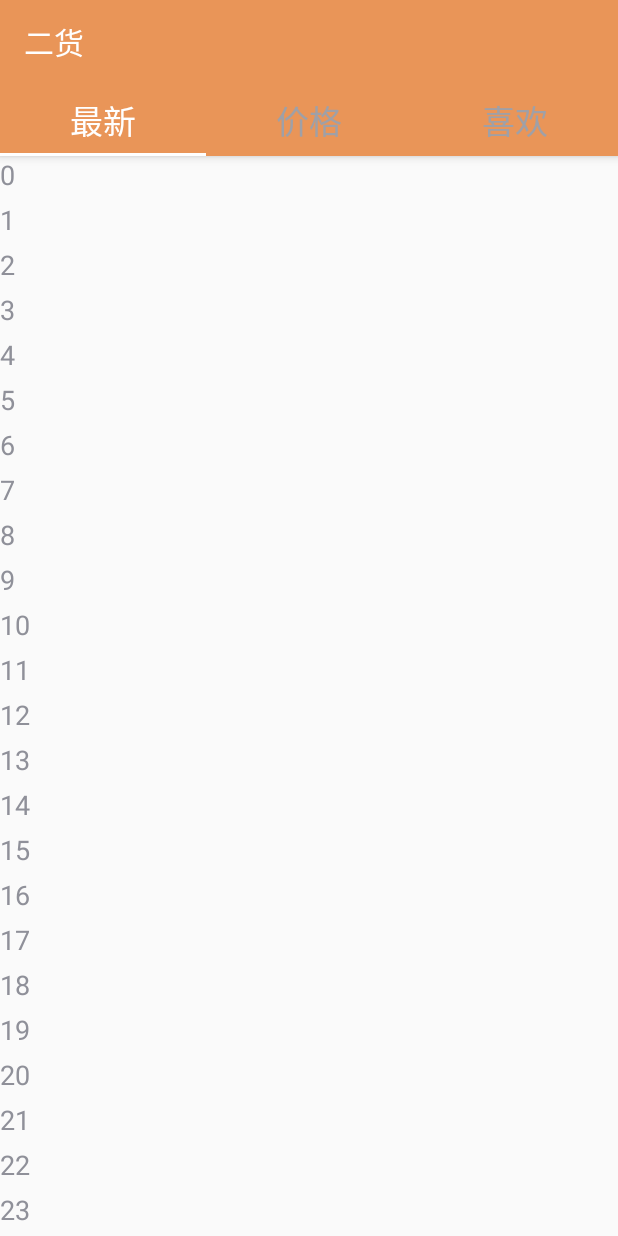
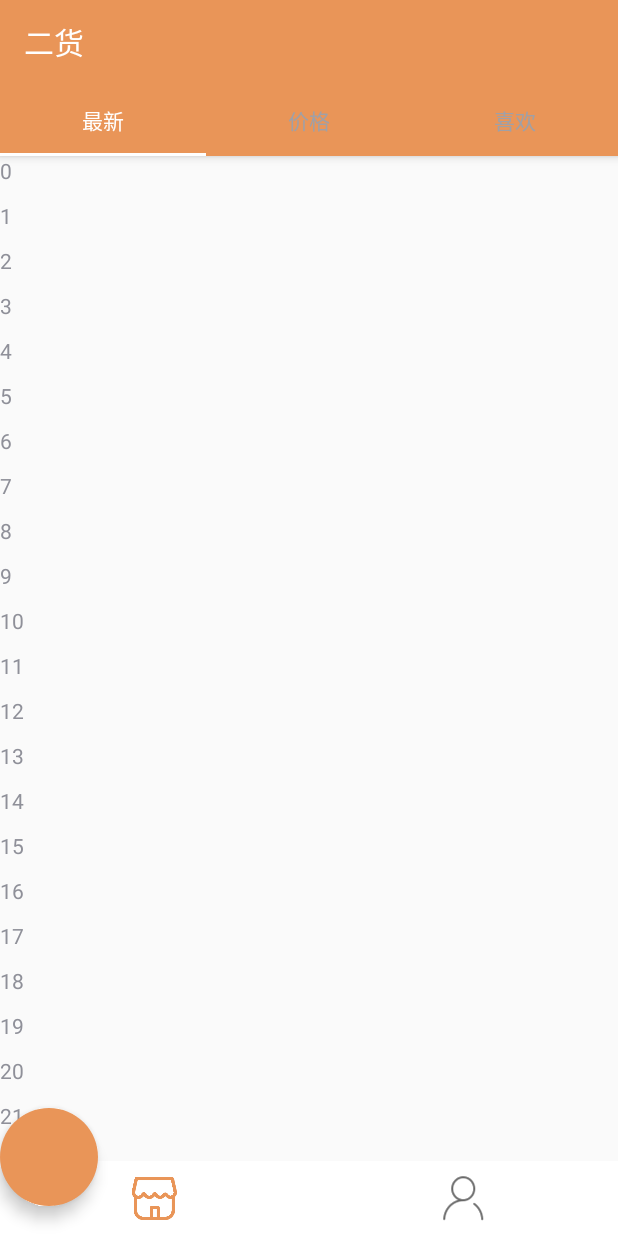
Before and after one commit to TOTOROYang/ErHuo, an Android app: the MainActivity screen opened directly, with no data from a screen before it, on a phone screen of 412 x 824 dp. Run offline under Robolectric (Android 15) with nearby library versions, the phone set to English and light mode, and no system bars; our stand-ins replace ButterKnife; libraries missing offline, so code that uses them is left out: rx.android.schedulers.

Commit message:
add main bottom

```diff
--- a/app/src/main/java/com/htu/erhuo/MainActivity.java
+++ b/app/src/main/java/com/htu/erhuo/MainActivity.java
@@ -3,10 +3,13 @@ package com.htu.erhuo;
 import android.graphics.Color;
 import android.os.Bundle;
 import android.support.design.widget.CoordinatorLayout;
+import android.support.design.widget.FloatingActionButton;
 import android.support.design.widget.TabLayout;
 import android.support.v4.view.ViewPager;
 import android.support.v7.widget.Toolbar;
 import android.util.Log;
+import android.view.View;
+import android.widget.ImageView;
 
 import com.google.gson.Gson;
 import com.htu.erhuo.entity.MovieEntity;
@@ -17,6 +20,7 @@ import com.htu.erhuo.ui.fragment.MyFragment;
 
 import butterknife.BindView;
 import butterknife.ButterKnife;
+import butterknife.OnClick;
 import rx.Subscriber;
 import rx.android.schedulers.AndroidSchedulers;
 
@@ -30,6 +34,13 @@ public class MainActivity extends BaseActivity {
     ViewPager viewPage;
     @BindView(R.id.activity_main)
     CoordinatorLayout activityMain;
+    @BindView(R.id.fab_create)
+    FloatingActionButton fabCreate;
+    @BindView(R.id.iv_main)
+    ImageView ivMain;
+    @BindView(R.id.iv_me)
+    ImageView ivMe;
+
 
     @Override
     protected void onCreate(Bundle savedInstanceState) {
@@ -40,29 +51,39 @@ public class MainActivity extends BaseActivity {
         initUiAndData();
     }
 
-    /** *
-     初始化话界面和数据
+    /**
+     * 初始化话界面和数据
      */
     private void initUiAndData() {
         toolBar.setTitleTextColor(Color.WHITE);
         setSupportActionBar(toolBar);
-        //初始化ViewPager的 Aapter 代码会在后面贴
         MyViewPagerAdapter adapter = new MyViewPagerAdapter(getSupportFragmentManager());
-        //为Adapter添加Aapter和标题
-        adapter.addFragment(new MyFragment(),"最新");
-        adapter.addFragment(new MyFragment(),"价格");
-        adapter.addFragment(new MyFragment(),"喜欢");
-        //为ViewPager绑定Adapter
+        adapter.addFragment(new MyFragment(), "最新");
+        adapter.addFragment(new MyFragment(), "价格");
+        adapter.addFragment(new MyFragment(), "喜欢");
         viewPage.setAdapter(adapter);
-        //为TabLayout添加标签，注意这里我们传入了标签名称，但demo运行时显示的标签名称并不是我们添加的，那么为什么呢？卖个官子...
-        tabLayout.addTab(tabLayout.newTab().setText("one_"));
-        tabLayout.addTab(tabLayout.newTab().setText("two_"));
-        tabLayout.addTab(tabLayout.newTab().setText("three_"));
-        tabLayout.addTab(tabLayout.newTab().setText("three_"));
-        //给tabLayout设置ViewPage，如果设置关联了ViewPage，那么ViewPagAdapter中getPageTitle返回的就是Tab上标题(上面疑问的回答)
-        //为ViewPager 和TableLayout进行绑定，从而实现滑动标签切换Fragment的目的
         tabLayout.setupWithViewPager(viewPage);
+
     }
+
+    @OnClick({R.id.fab_create
+            , R.id.iv_main
+            , R.id.iv_me
+    })
+    void clickFabCreate(View v) {
+        switch (v.getId()) {
+            case R.id.fab_create:
+                Log.d("yzw", "create");
+                break;
+            case R.id.iv_main:
+                Log.d("yzw", "main");
+                break;
+            case R.id.iv_me:
+                Log.d("yzw", "me");
+                break;
+        }
+    }
+
 
     private void test() {
 
--- /dev/null
+++ b/app/src/main/java/com/htu/erhuo/ui/ScrollAwareFABBehavior.java
@@ -0,0 +1,47 @@
+package com.htu.erhuo.ui;
+
+import android.content.Context;
+import android.os.Build;
+import android.support.design.widget.CoordinatorLayout;
+import android.support.design.widget.FloatingActionButton;
+import android.support.v4.view.ViewCompat;
+import android.support.v4.view.ViewPropertyAnimatorListener;
+import android.support.v4.view.animation.FastOutSlowInInterpolator;
+import android.util.AttributeSet;
+import android.view.View;
+import android.view.ViewGroup;
+import android.view.animation.Interpolator;
+
+/**
+ * Description
+ * Created by yzw on 2017/2/20.
+ */
+
+public class ScrollAwareFABBehavior extends FloatingActionButton.Behavior {
+
+    public ScrollAwareFABBehavior(Context context, AttributeSet attrs) {
+        super();
+    }
+
+    @Override
+    public boolean onStartNestedScroll(final CoordinatorLayout coordinatorLayout, final FloatingActionButton child,
+                                       final View directTargetChild, final View target, final int nestedScrollAxes) {
+        // Ensure we react to vertical scrolling
+        return nestedScrollAxes == ViewCompat.SCROLL_AXIS_VERTICAL
+                || super.onStartNestedScroll(coordinatorLayout, child, directTargetChild, target, nestedScrollAxes);
+    }
+
+    @Override
+    public void onNestedScroll(final CoordinatorLayout coordinatorLayout, final FloatingActionButton child,
+                               final View target, final int dxConsumed, final int dyConsumed,
+                               final int dxUnconsumed, final int dyUnconsumed) {
+        super.onNestedScroll(coordinatorLayout, child, target, dxConsumed, dyConsumed, dxUnconsumed, dyUnconsumed);
+        if (dyConsumed > 0 && child.getVisibility() == View.VISIBLE) {
+            // User scrolled down and the FAB is currently visible -> hide the FAB
+            child.hide();
+        } else if (dyConsumed < 0 && child.getVisibility() != View.VISIBLE) {
+            // User scrolled up and the FAB is currently not visible -> show the FAB
+            child.show();
+        }
+    }
+}
--- a/app/src/main/java/com/htu/erhuo/ui/fragment/MyFragment.java
+++ b/app/src/main/java/com/htu/erhuo/ui/fragment/MyFragment.java
@@ -23,6 +23,7 @@ import butterknife.ButterKnife;
 public class MyFragment extends Fragment {
     @BindView(R.id.recyclerView)
     RecyclerView recyclerView;
+
     @Nullable
     @Override
     public View onCreateView(LayoutInflater inflater, @Nullable ViewGroup container, @Nullable Bundle savedInstanceState) {
@@ -31,6 +32,7 @@ public class MyFragment extends Fragment {
         initUIAndData();
         return view;
     }
+
     private void initUIAndData() {
         RecyclerAdapter adapter = new RecyclerAdapter(getActivity().getApplicationContext());
         recyclerView.setLayoutManager(new LinearLayoutManager(getActivity()));
--- a/app/src/main/res/layout/activity_main.xml
+++ b/app/src/main/res/layout/activity_main.xml
@@ -30,11 +30,24 @@
             app:tabIndicatorColor="@color/white"
             app:tabMode="fixed"
             app:tabSelectedTextColor="@color/white"
-            app:tabTextAppearance="@android:style/TextAppearance.Holo.Large"
+            app:tabTextAppearance="@android:style/TextAppearance.Holo.Small"
             app:tabTextColor="@color/gray">
 
         </android.support.design.widget.TabLayout>
     </android.support.design.widget.AppBarLayout>
+
+    <android.support.design.widget.FloatingActionButton
+        android:id="@+id/fab_create"
+        android:layout_width="65dp"
+        android:layout_height="65dp"
+        android:layout_gravity="bottom"
+        android:layout_marginBottom="20dp"
+        app:backgroundTint="@color/colorPrimary"
+        app:borderWidth="0dp"
+        app:elevation="6dp"
+        app:layout_behavior="com.htu.erhuo.ui.ScrollAwareFABBehavior"
+        app:pressedTranslationZ="12dp"
+        app:rippleColor="@color/colorPrimaryDark" />
 
     <RelativeLayout
         android:layout_width="match_parent"
@@ -44,8 +57,36 @@
         <android.support.v4.view.ViewPager
             android:id="@+id/view_page"
             android:layout_width="match_parent"
-            android:layout_height="match_parent">
+            android:layout_height="match_parent"
+            android:layout_marginBottom="50dp">
 
         </android.support.v4.view.ViewPager>
     </RelativeLayout>
+
+    <LinearLayout
+        android:layout_width="match_parent"
+        android:layout_height="50dp"
+        android:layout_gravity="bottom"
+        android:background="@color/white"
+        android:orientation="horizontal"
+
+        android:visibility="visible">
+
+        <ImageView
+            android:id="@+id/iv_main"
+            android:layout_width="0dp"
+            android:layout_height="match_parent"
+            android:layout_weight="1"
+            android:scaleType="center"
+            android:src="@drawable/main_icon" />
+
+        <ImageView
+            android:id="@+id/iv_me"
+            android:layout_width="0dp"
+            android:layout_height="match_parent"
+            android:layout_weight="1"
+            android:scaleType="center"
+            android:src="@drawable/me_icon" />
+    </LinearLayout>
+
 </android.support.design.widget.CoordinatorLayout>
--- a/app/src/main/res/layout/recycler_item.xml
+++ b/app/src/main/res/layout/recycler_item.xml
@@ -6,6 +6,6 @@
     android:id="@+id/tv_text_item"
     android:layout_width="match_parent"
     android:layout_height="30dp"
-    android:textSize="18sp"
+    android:textSize="14sp"
     />
 </LinearLayout>
```
Also changed, not shown: app/src/main/res/drawable-xxhdpi/create_icon.png (added), app/src/main/res/drawable-xxhdpi/main_icon.png (added), app/src/main/res/drawable-xxhdpi/me_icon.png (added).
